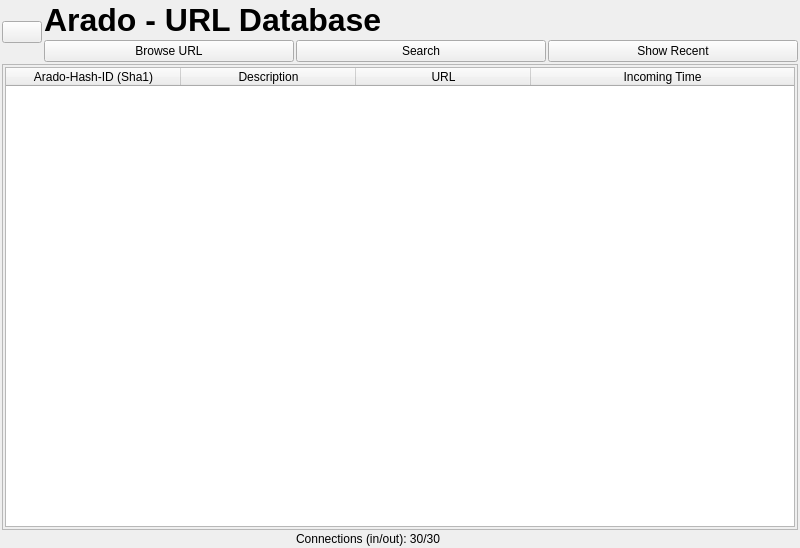
First picture: the form in ui/url-display.ui, repository berndhs/arado, before the edit.
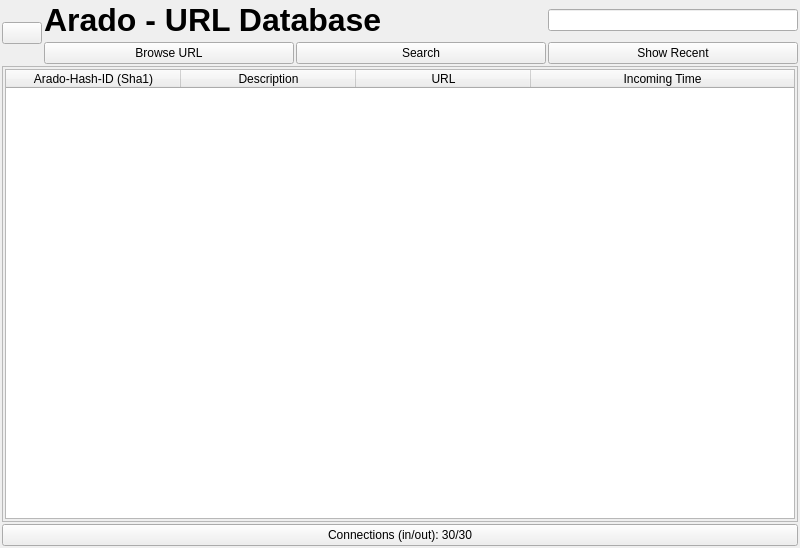
Second picture: the form after the edit. Icons and pictures are not drawn.

Commit message: filter/search keyword box

```diff
--- a/ui/url-display.ui
+++ b/ui/url-display.ui
@@ -20,7 +20,7 @@
    <string>Arado Url Display</string>
   </property>
   <layout class="QGridLayout" name="gridLayout">
-   <item row="0" column="0" rowspan="2">
+   <item row="0" column="0" rowspan="3">
     <widget class="QPushButton" name="addUrlButton">
      <property name="sizePolicy">
       <sizepolicy hsizetype="Fixed" vsizetype="Fixed">
@@ -75,7 +75,7 @@
      </property>
     </widget>
    </item>
-   <item row="1" column="2">
+   <item row="2" column="2">
     <widget class="QPushButton" name="filterButtton">
      <property name="sizePolicy">
       <sizepolicy hsizetype="Expanding" vsizetype="Expanding">
@@ -91,7 +91,7 @@
      </property>
     </widget>
    </item>
-   <item row="1" column="3">
+   <item row="2" column="3">
     <widget class="QPushButton" name="recentButton">
      <property name="sizePolicy">
       <sizepolicy hsizetype="Expanding" vsizetype="Expanding">
@@ -107,7 +107,7 @@
      </property>
     </widget>
    </item>
-   <item row="2" column="0" colspan="4">
+   <item row="3" column="0" colspan="4">
     <widget class="QScrollArea" name="scrollArea">
      <property name="sizePolicy">
       <sizepolicy hsizetype="Expanding" vsizetype="Expanding">
@@ -124,7 +124,7 @@
         <x>0</x>
         <y>0</y>
         <width>780</width>
-        <height>399</height>
+        <height>395</height>
        </rect>
       </property>
       <property name="sizePolicy">
@@ -204,17 +204,7 @@
      </widget>
     </widget>
    </item>
-   <item row="3" column="2" colspan="2">
-    <widget class="QLabel" name="labelconnections">
-     <property name="toolTip">
-      <string>Shows how many incoming and outgoing connections are established (maximum = 30). If connections = 0, please add one online IP+Port and press the boot button to connect and fill the IP-cache.</string>
-     </property>
-     <property name="text">
-      <string>Connections (in/out): 30/30</string>
-     </property>
-    </widget>
-   </item>
-   <item row="1" column="1">
+   <item row="2" column="1">
     <widget class="QPushButton" name="openUrlButton">
      <property name="sizePolicy">
       <sizepolicy hsizetype="Expanding" vsizetype="Expanding">
@@ -230,6 +220,16 @@
      </property>
     </widget>
    </item>
+   <item row="0" column="3">
+    <widget class="QLineEdit" name="lineEdit"/>
+   </item>
+   <item row="4" column="0" colspan="4">
+    <widget class="QPushButton" name="pushButton">
+     <property name="text">
+      <string>Connections (in/out): 30/30</string>
+     </property>
+    </widget>
+   </item>
   </layout>
  </widget>
  <layoutdefault spacing="2" margin="2"/>
```
